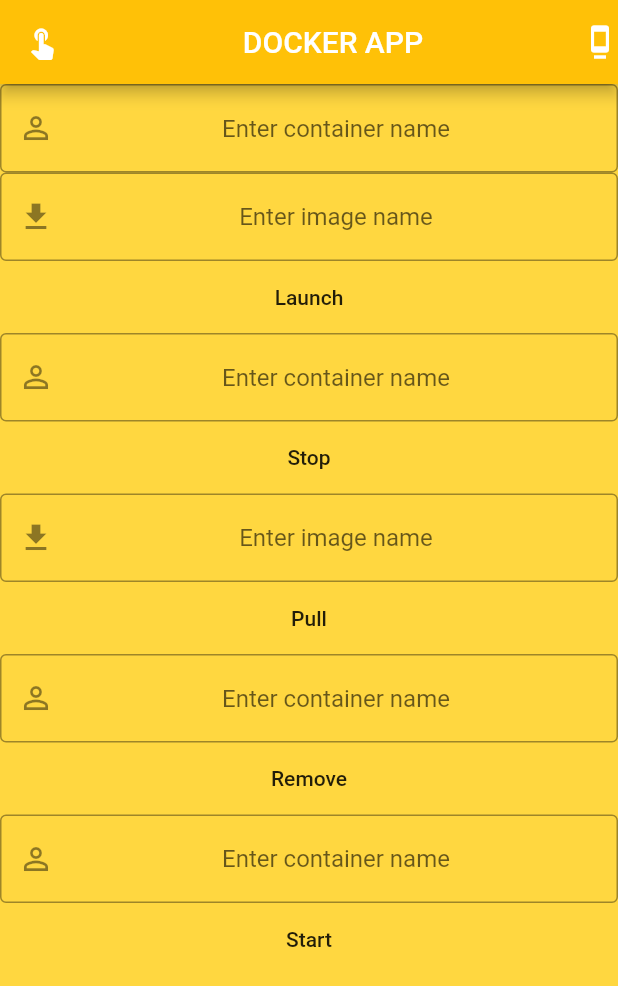
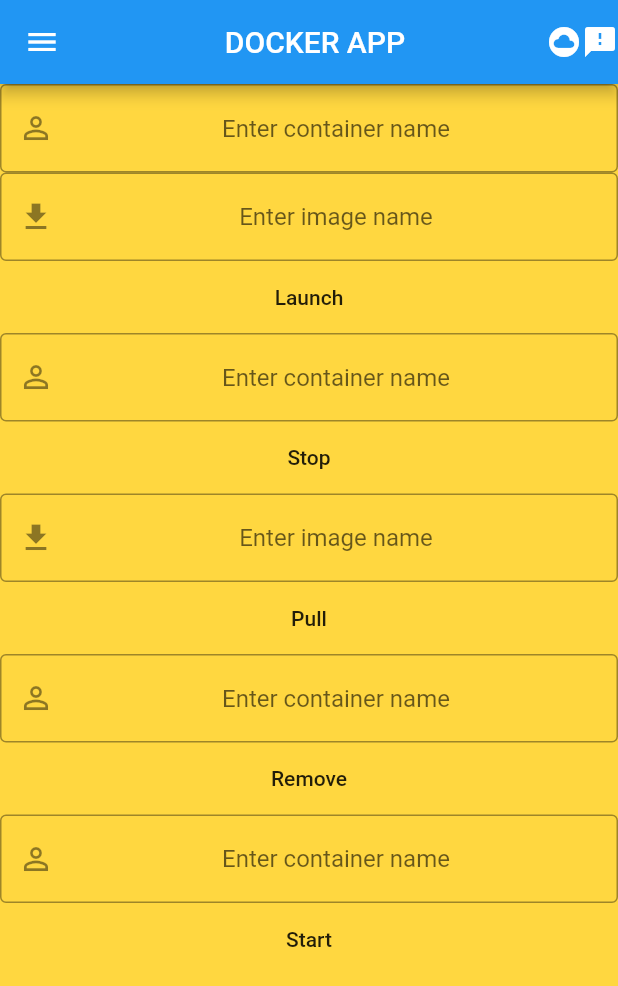
Before and after one commit to sulabh2000/Docker-app, a Flutter app: the screen it shows after launch, on a phone screen of 412 x 824 dp. Shown: the top 986 px of the screen. Run offline on Flutter 3.47's test engine with Material 2 defaults, Android fonts, the phone set to English and light mode, and no system bars.

Commit message:
adding menu

```diff
--- a/lib/main.dart
+++ b/lib/main.dart
@@ -1,7 +1,9 @@
 import 'package:flutter/material.dart';
 import 'package:http/http.dart' as http;
 
-void main() => runApp(MyApp());
+void main() {
+  runApp(MaterialApp(home: MyApp(), debugShowCheckedModeBanner: false));
+}
 
 myweb(cna, ina) async {
   var url = "http://192.168.43.33/cgi-bin/dock.py?x=${cna}&y=${ina}";
@@ -43,16 +45,54 @@ class MyApp extends StatelessWidget {
   String start;
   @override
   Widget build(BuildContext context) {
-    return MaterialApp(
-      home: Scaffold(
-        backgroundColor: Colors.grey,
+    return Scaffold(
+      backgroundColor: Colors.lightBlue,
       appBar: AppBar(
         title: Center(child: Text('DOCKER APP')),
-          leading: Icon(Icons.touch_app),
-          backgroundColor: Colors.amber,
+        backgroundColor: Colors.blue,
         actions: <Widget>[
-            Icon(Icons.dock),
+          Icon(Icons.cloud_circle),
+          Icon(Icons.feedback),
         ],
+      ),
+      drawer: Drawer(
+        child: ListView(
+          children: <Widget>[
+            DrawerHeader(
+              child: Center(
+                child: Container(
+                  width: double.infinity,
+                  height: double.infinity,
+                  child: Image.network(
+                      'https://raw.githubusercontent.com/bansalsajal49/imagetest/master/docker.png'),
+                ),
+              ),
+            ),
+            ListTile(
+              title: Text('LAUNCH'),
+              leading: IconButton(icon: Icon(Icons.launch), onPressed: null),
+            ),
+            ListTile(
+              title: Text('STOP'),
+              leading: IconButton(icon: Icon(Icons.stop), onPressed: null),
+            ),
+            ListTile(
+              title: Text('START'),
+              leading:
+                  IconButton(icon: Icon(Icons.play_arrow), onPressed: null),
+            ),
+            ListTile(
+              title: Text('PULL'),
+              leading:
+                  IconButton(icon: Icon(Icons.cloud_download), onPressed: null),
+            ),
+            ListTile(
+              title: Text('REMOVE'),
+              leading:
+                  IconButton(icon: Icon(Icons.remove_circle), onPressed: null),
+            ),
+          ],
+        ),
       ),
       body: Center(
         child: Container(
@@ -172,8 +212,11 @@ class MyApp extends StatelessWidget {
           ),
         ),
       ),
-      ),
-      debugShowCheckedModeBanner: false,
     );
   }
 }
+
+/*class Mylaunch extends StatelessWidget {
+  @override
+  Widget build(BuildContext context) {
+    return*/
```
Lines whose indentation alone changed are shown as unchanged.
